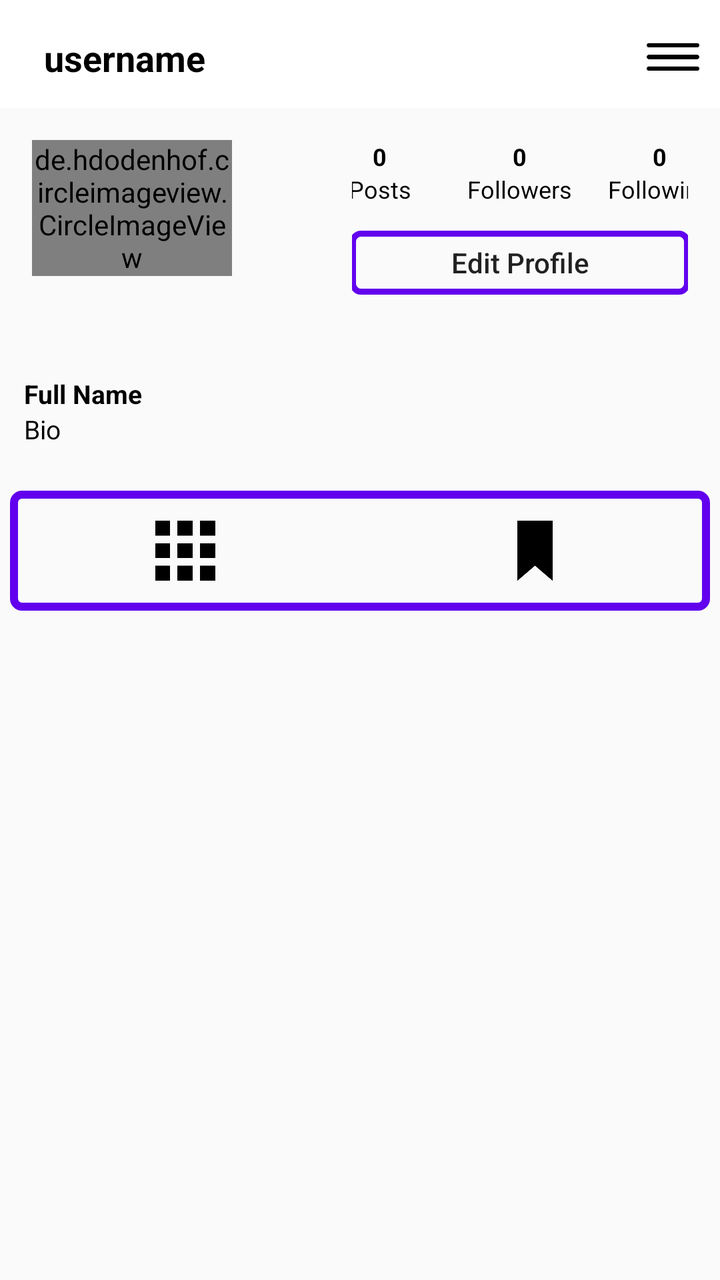
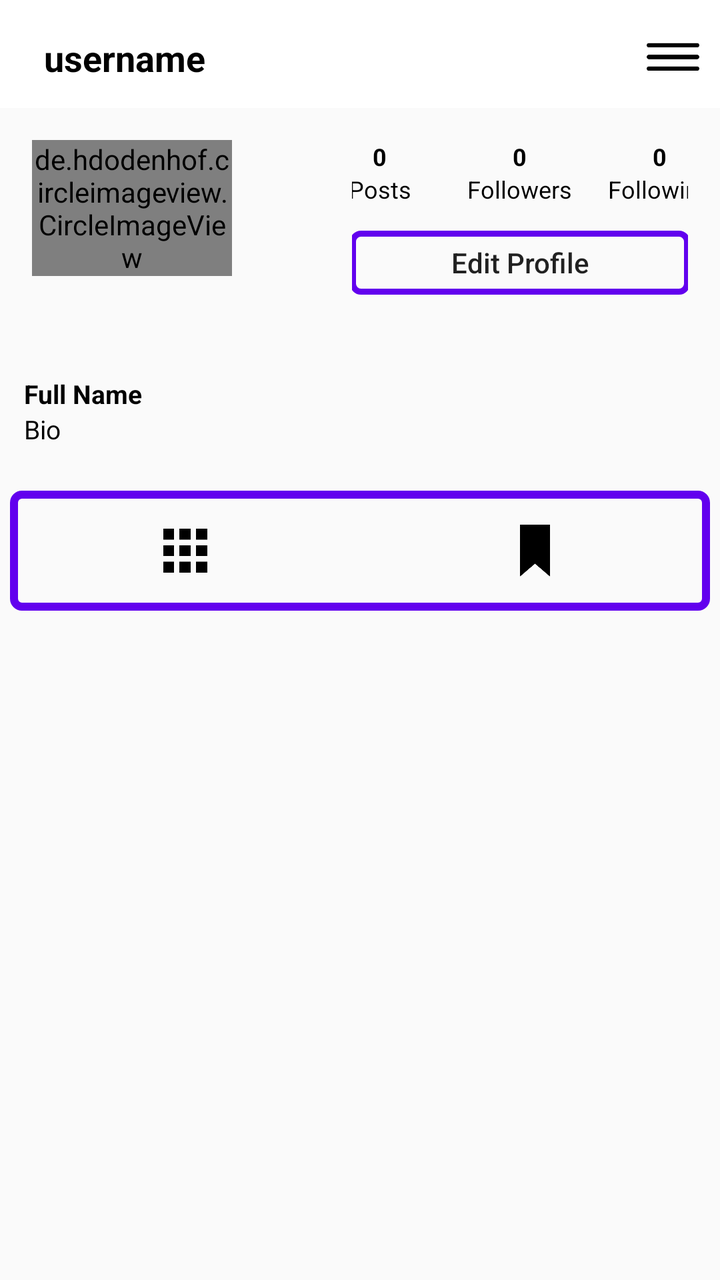

Compare the two renders of this Android layout. The source of the first and the diff that turns it into the second are given below.
<!-- AndroidManifest.xml: application theme Theme.SocialMediaApp -->
<!-- res/layout/fragment_profile.xml -->
<RelativeLayout xmlns:android="http://schemas.android.com/apk/res/android"
    xmlns:tools="http://schemas.android.com/tools"
    android:layout_width="match_parent"
    android:layout_height="match_parent"
    tools:context="Fragments.ProfileFragment">

    <com.google.android.material.appbar.AppBarLayout
        android:id="@+id/app_bar_layout_profile_fragment"
        android:layout_width="match_parent"
        android:layout_height="wrap_content"
        android:background="@android:color/white">

        <androidx.appcompat.widget.Toolbar
            android:id="@+id/profile_toolbar"
            android:layout_width="match_parent"
            android:layout_height="50dp"
            android:background="@android:color/white"
            android:layout_marginTop="4dp"
            android:layout_marginLeft="6dp"
            android:layout_marginRight="6dp">

            <RelativeLayout
                android:layout_width="match_parent"
                android:layout_height="wrap_content">

                <TextView
                    android:id="@+id/profile_fragment_username"
                    android:layout_width="wrap_content"
                    android:layout_height="wrap_content"
                    android:text="username"
                    android:textSize="18dp"
                    android:maxLines="1"
                    android:textStyle="bold"
                    android:textColor="@android:color/black"
                    android:layout_centerVertical="true"/>

                <ImageView
                    android:id="@+id/options_view"
                    android:layout_width="35dp"
                    android:layout_height="35dp"
                    android:src="@drawable/options"
                    android:layout_alignParentEnd="true"
                    android:layout_centerVertical="true"/>

            </RelativeLayout>

        </androidx.appcompat.widget.Toolbar>

    </com.google.android.material.appbar.AppBarLayout>

    <ScrollView
        android:id="@+id/scroll_view"
        android:layout_width="match_parent"
        android:layout_height="wrap_content"
        android:layout_below="@+id/app_bar_layout_profile_fragment">

        <LinearLayout
            android:layout_width="match_parent"
            android:layout_height="wrap_content"
            android:orientation="vertical">

            <LinearLayout
                android:id="@+id/top_bar"
                android:layout_width="match_parent"
                android:layout_height="wrap_content"
                android:orientation="horizontal"
                android:padding="16dp">

                <LinearLayout
                    android:layout_width="100dp"
                    android:layout_height="match_parent">

                    <de.hdodenhof.circleimageview.CircleImageView
                        android:id="@+id/profile_image_profile_fragment"
                        android:layout_width="wrap_content"
                        android:layout_height="wrap_content"
                        android:src="@drawable/profile"/>

                </LinearLayout>

                <LinearLayout
                    android:layout_width="match_parent"
                    android:layout_height="90dp"
                    android:layout_marginLeft="60dp"
                    android:orientation="vertical">

                    <LinearLayout
                        android:layout_width="match_parent"
                        android:layout_height="wrap_content"
                        android:gravity="center"
                        android:orientation="horizontal">

                        <LinearLayout
                            android:layout_width="70dp"
                            android:layout_height="wrap_content"
                            android:gravity="center"
                            android:orientation="vertical">

                            <TextView
                                android:id="@+id/total_posts"
                                android:layout_width="wrap_content"
                                android:layout_height="wrap_content"
                                android:text="0"
                                android:textSize="12dp"
                                android:textStyle="bold"
                                android:textColor="@android:color/black"/>

                            <TextView
                                android:layout_width="wrap_content"
                                android:layout_height="wrap_content"
                                android:text="Posts"
                                android:textSize="12dp"
                                android:textColor="@android:color/black"/>

                        </LinearLayout>

                        <Space
                            android:layout_width="0dp"
                            android:layout_height="1dp"
                            android:layout_weight="1" >
                        </Space>

                        <LinearLayout
                            android:layout_width="70dp"
                            android:layout_height="wrap_content"
                            android:gravity="center"
                            android:orientation="vertical">

                            <TextView
                                android:id="@+id/total_followers"
                                android:layout_width="wrap_content"
                                android:layout_height="wrap_content"
                                android:text="0"
                                android:textSize="12dp"
                                android:textStyle="bold"
                                android:textColor="@android:color/black"/>

                            <TextView
                                android:layout_width="wrap_content"
                                android:layout_height="wrap_content"
                                android:text="Followers"
                                android:textSize="12dp"
                                android:textColor="@android:color/black"/>

                        </LinearLayout>

                        <Space
                            android:layout_width="0dp"
                            android:layout_height="1dp"
                            android:layout_weight="1" >
                        </Space>

                        <LinearLayout
                            android:layout_width="70dp"
                            android:layout_height="wrap_content"
                            android:gravity="center"
                            android:orientation="vertical">

                            <TextView
                                android:id="@+id/total_following"
                                android:layout_width="wrap_content"
                                android:layout_height="wrap_content"
                                android:text="0"
                                android:textSize="12dp"
                                android:textStyle="bold"
                                android:textColor="@android:color/black"/>

                            <TextView
                                android:layout_width="wrap_content"
                                android:layout_height="wrap_content"
                                android:text="Following"
                                android:textSize="12dp"
                                android:textColor="@android:color/black"/>

                        </LinearLayout>



                    </LinearLayout>

                    <LinearLayout
                        android:layout_width="match_parent"
                        android:layout_height="match_parent"
                        android:gravity="center"
                        android:orientation="horizontal">

                        <Button
                            android:id="@+id/edit_account_settings_button"
                            android:layout_width="170dp"
                            android:layout_height="32dp"
                            android:text="Edit Profile"
                            android:textAllCaps="false"
                            android:background="@drawable/buttons_background"/>

                    </LinearLayout>



                </LinearLayout>

            </LinearLayout>

            <LinearLayout
                android:id="@+id/mid_bar"
                android:padding="12dp"
                android:layout_width="match_parent"
                android:layout_height="wrap_content"
                android:orientation="vertical">

                <TextView
                    android:id="@+id/full_name_profile_fragment"
                    android:layout_width="wrap_content"
                    android:layout_height="wrap_content"
                    android:text="Full Name"
                    android:textSize="13dp"
                    android:textStyle="bold"
                    android:textColor="@android:color/black"/>

                <TextView
                    android:id="@+id/bio_profile_fragment"
                    android:layout_width="wrap_content"
                    android:layout_height="wrap_content"
                    android:text="Bio"
                    android:textSize="13dp"
                    android:textColor="@android:color/black"/>

            </LinearLayout>

            <LinearLayout
                android:layout_width="match_parent"
                android:layout_height="60dp"
                android:orientation="horizontal"
                android:background="@drawable/button_black_background"
                android:layout_marginTop="10dp"
                android:layout_marginLeft="5dp"
                android:layout_marginRight="5dp">

                <ImageButton
                    android:id="@+id/images_grid_view_button"
                    android:layout_width="1dp"
                    android:layout_height="wrap_content"
                    android:src="@drawable/grid"
                    android:layout_weight="1"
                    android:padding="15dp"
                    android:scaleType="fitCenter"
                    android:adjustViewBounds="true"
                    style="?android:attr/buttonBarButtonStyle"/>

                <ImageButton
                    android:id="@+id/images_save_button"
                    android:layout_width="1dp"
                    android:layout_height="wrap_content"
                    android:src="@drawable/save_large_icon"
                    android:layout_weight="1"
                    android:padding="15dp"
                    android:scaleType="fitCenter"
                    android:adjustViewBounds="true"
                    style="?android:attr/buttonBarButtonStyle"/>

            </LinearLayout>

        </LinearLayout>

    </ScrollView>

</RelativeLayout>
<!-- resources referenced by this layout -->
<resources>
  <!-- drawable button_black_background (drawable) -->
  <?xml version="1.0" encoding="utf-8"?>
  <shape
      xmlns:android="http://schemas.android.com/apk/res/android"
      android:shape="rectangle"
      >
  
  
      <corners android:radius="4dp"></corners>
  
  
      <stroke android:width="4dp"
          android:color="@color/purple_500"
          ></stroke>
  
  
  </shape>
  <!-- drawable buttons_background (drawable) -->
  <?xml version="1.0" encoding="utf-8"?>
  <shape
      xmlns:android="http://schemas.android.com/apk/res/android"
      android:shape="rectangle"
      >
  
  
      <corners android:radius="4dp"></corners>
  
  
  
      <stroke android:width="3dp"
          android:color="@color/purple_500"
          ></stroke>
  
  
  </shape>
  <!-- drawable grid: png bitmap (drawable, 720 bytes) -->
  <!-- drawable options: png bitmap (drawable, 966 bytes) -->
  <!-- drawable profile: png bitmap (drawable, 7730 bytes) -->
  <!-- drawable save_large_icon: png bitmap (drawable, 1474 bytes) -->
  <style name="Theme.SocialMediaApp" parent="Theme.AppCompat.Light.NoActionBar">
          
          <item name="colorPrimary">@color/purple_500</item>
          <item name="colorPrimaryVariant">@color/purple_700</item>
          <item name="colorOnPrimary">@color/white</item>
          
          <item name="colorSecondary">@color/teal_200</item>
          <item name="colorSecondaryVariant">@color/teal_700</item>
          <item name="colorOnSecondary">@color/black</item>
          
          <item name="android:statusBarColor" tools:targetApi="l">?attr/colorPrimaryVariant</item>
          
      </style>
  <color name="purple_500">#FF6200EE</color>
  <color name="purple_700">#FF3700B3</color>
  <color name="white">#FFFFFFFF</color>
  <color name="teal_200">#FF03DAC5</color>
  <color name="teal_700">#FF018786</color>
  <color name="black">#FF000000</color>
</resources>

<!-- the commit's change to res/layout/fragment_profile.xml (unified diff, before → after) -->
@@ -2,7 +2,7 @@
     xmlns:tools="http://schemas.android.com/tools"
     android:layout_width="match_parent"
     android:layout_height="match_parent"
-    tools:context="Fragments.ProfileFragment">
+    tools:context="com.petarpetrevski.socialmediaapp.Fragments.ProfileFragment">
 
     <com.google.android.material.appbar.AppBarLayout
         android:id="@+id/app_bar_layout_profile_fragment"
@@ -14,9 +14,8 @@
             android:id="@+id/profile_toolbar"
             android:layout_width="match_parent"
             android:layout_height="50dp"
-            android:background="@android:color/white"
+            android:layout_marginLeft="6dp"
             android:layout_marginTop="4dp"
-            android:layout_marginLeft="6dp"
             android:layout_marginRight="6dp">
 
             <RelativeLayout
@@ -27,20 +26,20 @@
                     android:id="@+id/profile_fragment_username"
                     android:layout_width="wrap_content"
                     android:layout_height="wrap_content"
+                    android:layout_centerVertical="true"
+                    android:maxLines="1"
                     android:text="username"
+                    android:textColor="@android:color/black"
                     android:textSize="18dp"
-                    android:maxLines="1"
-                    android:textStyle="bold"
-                    android:textColor="@android:color/black"
-                    android:layout_centerVertical="true"/>
+                    android:textStyle="bold" />
 
                 <ImageView
                     android:id="@+id/options_view"
                     android:layout_width="35dp"
                     android:layout_height="35dp"
-                    android:src="@drawable/options"
                     android:layout_alignParentEnd="true"
-                    android:layout_centerVertical="true"/>
+                    android:layout_centerVertical="true"
+                    android:src="@drawable/options" />
 
             </RelativeLayout>
 
@@ -241,7 +240,7 @@
                     android:layout_height="wrap_content"
                     android:src="@drawable/grid"
                     android:layout_weight="1"
-                    android:padding="15dp"
+                    android:padding="19dp"
                     android:scaleType="fitCenter"
                     android:adjustViewBounds="true"
                     style="?android:attr/buttonBarButtonStyle"/>
@@ -252,7 +251,7 @@
                     android:layout_height="wrap_content"
                     android:src="@drawable/save_large_icon"
                     android:layout_weight="1"
-                    android:padding="15dp"
+                    android:padding="17dp"
                     android:scaleType="fitCenter"
                     android:adjustViewBounds="true"
                     style="?android:attr/buttonBarButtonStyle"/>
